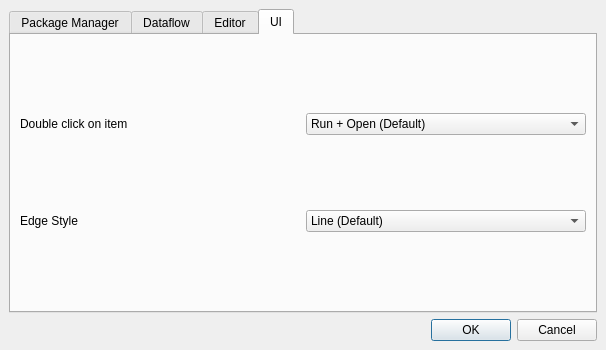
The window that src/visualea/resources/preferences.ui (openalea/visualea) describes before a commit, drawn with Qt 5.
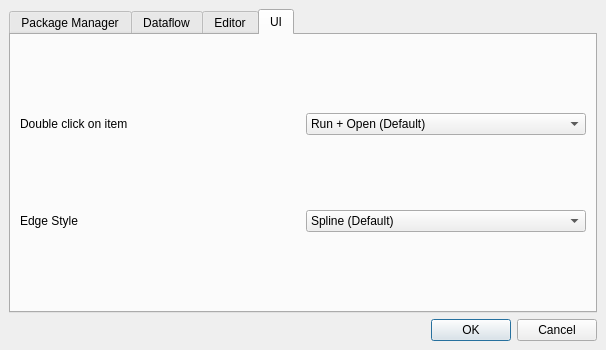
The same window after the commit. The open tabs and pages were chosen to show the change.

Commit message: switch Spline to be the default choice for the Edge Style (replaces Line option)

What changed in the file:
```diff
--- a/src/visualea/resources/preferences.ui
+++ b/src/visualea/resources/preferences.ui
@@ -165,7 +165,7 @@
         <widget class="QComboBox" name="comboBox" >
          <item>
           <property name="text" >
-           <string>Line (Default)</string>
+           <string>Spline (Default)</string>
           </property>
          </item>
          <item>
```
Left out of the diff: 2 changed lines with no effect on the pictures. The commit also changes 2 other files.
